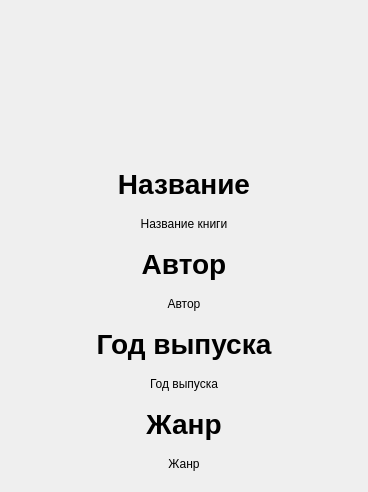
The window that Yandex_lyceum/Python/QT 9 Обработка клавиатуры и курсора Сборка независимого приложения Работа над проектом PyQT/Каталоги библиотеки/about_book_dialog.ui (grigoriy-st/YandexLyceum) describes before a commit, drawn with Qt 5.
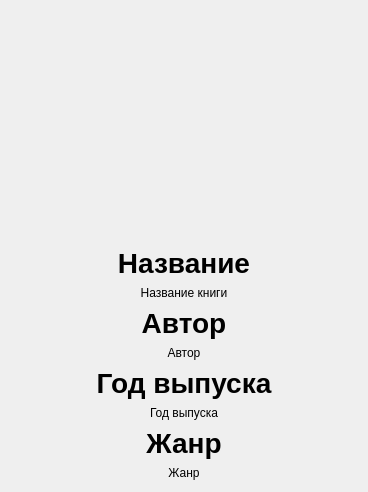
The same window after the commit.

Patch:
```diff
--- a/Yandex_lyceum/Python/QT 9 Обработка клавиатуры и курсора Сборка независимого приложения Работа над проектом PyQT/Каталоги библиотеки/about_book_dialog.ui
+++ b/Yandex_lyceum/Python/QT 9 Обработка клавиатуры и курсора Сборка независимого приложения Работа над проектом PyQT/Каталоги библиотеки/about_book_dialog.ui
@@ -17,17 +17,39 @@
    <item>
     <layout class="QVBoxLayout" name="verticalLayout">
      <item>
+      <layout class="QHBoxLayout" name="horizontalLayout">
+       <property name="topMargin">
+        <number>30</number>
+       </property>
+       <item>
       <widget class="QLabel" name="lbl_for_image">
        <property name="minimumSize">
         <size>
-         <width>0</width>
-         <height>150</height>
-        </size>
-       </property>
+           <width>200</width>
+           <height>200</height>
+          </size>
+         </property>
+         <property name="maximumSize">
+          <size>
+           <width>150</width>
+           <height>16777215</height>
+          </size>
+         </property>
+         <property name="layoutDirection">
+          <enum>Qt::LeftToRight</enum>
+         </property>
        <property name="text">
         <string/>
        </property>
-      </widget>
+         <property name="scaledContents">
+          <bool>true</bool>
+         </property>
+         <property name="alignment">
+          <set>Qt::AlignCenter</set>
+         </property>
+        </widget>
+       </item>
+      </layout>
      </item>
      <item>
       <widget class="QLabel" name="lbl_book_nameS">
```
Lines whose indentation alone changed are shown as unchanged.
